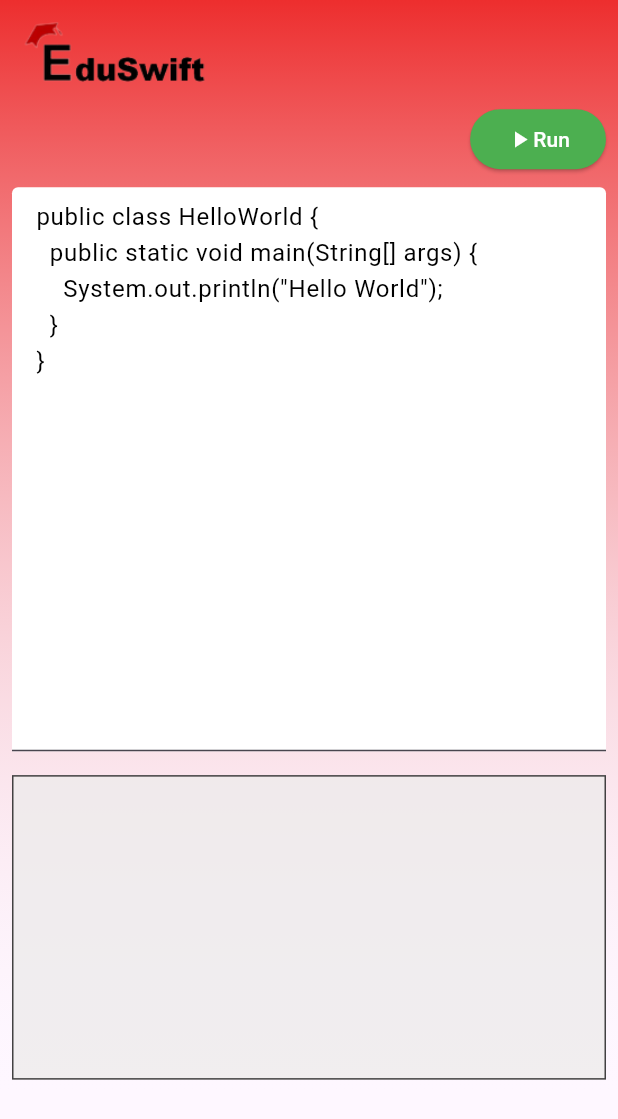
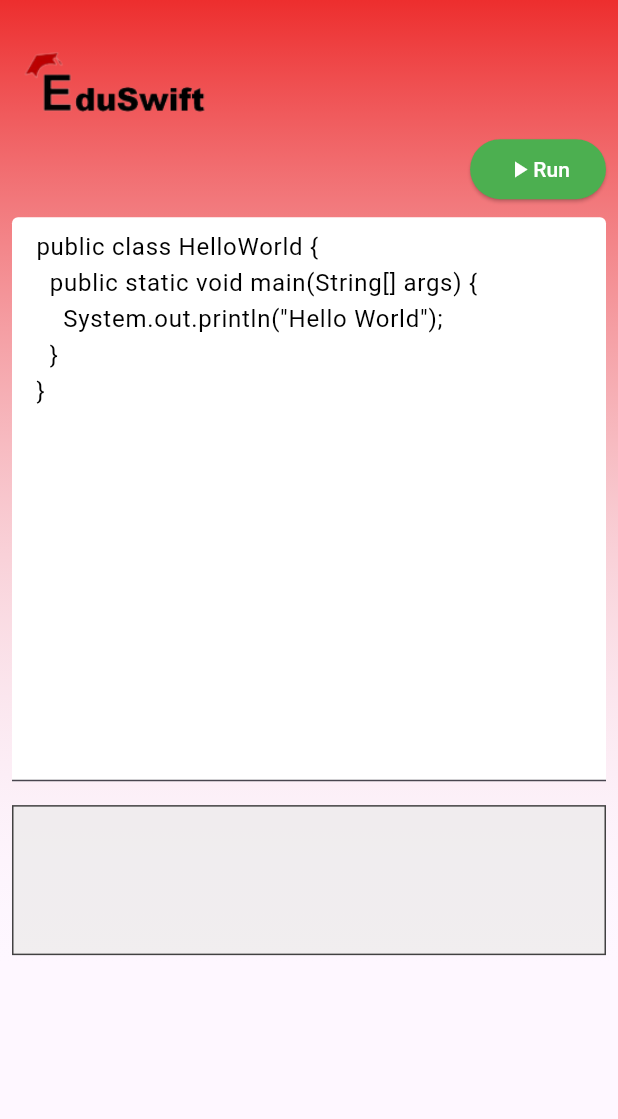
Before and after one commit to IAStudentAnalytics/Flutter_ISA, a Flutter app: the CompilerPage screen opened directly, on a phone screen of 412 x 824 dp. Shown: the top 1119 px of the screen. Run offline on Flutter 3.47's test engine with Material 3 defaults, Android fonts, the light colour scheme and no system bars; our stand-ins replace fl_chart, google_fonts.

Commit message:
designe page compilateur done

```diff
--- a/lib/page-1/compilateur.dart
+++ b/lib/page-1/compilateur.dart
@@ -181,10 +181,16 @@
             child: Column(
               children: [
                 Align(
-                  alignment: Alignment.bottomLeft,
-                  child: Image.asset(
-                    'assets/pim11.png',
-                    width: 150,
+                  alignment: Alignment
+                      .topLeft, // Déplace l'image vers le haut et la gauche
+                  child: Padding(
+                    padding: EdgeInsets.only(
+                        top:
+                            20.0), // Ajoute un padding supplémentaire vers le haut
+                    child: Image.asset(
+                      'assets/pim11.png',
+                      width: 150,
+                    ),
                   ),
                 ),
                 Container(
@@ -219,7 +225,8 @@
                 SizedBox(height: 16),
                 Container(
                   width: double.infinity,
-                  padding: EdgeInsets.all(90.0),
+                  constraints: BoxConstraints(minHeight: 100),
+                  padding: EdgeInsets.all(8.0),
                   decoration: BoxDecoration(
                     color: Color.fromARGB(201, 237, 235, 235),
                     border: Border.all(color: Color.fromARGB(185, 0, 0, 0)),
```
